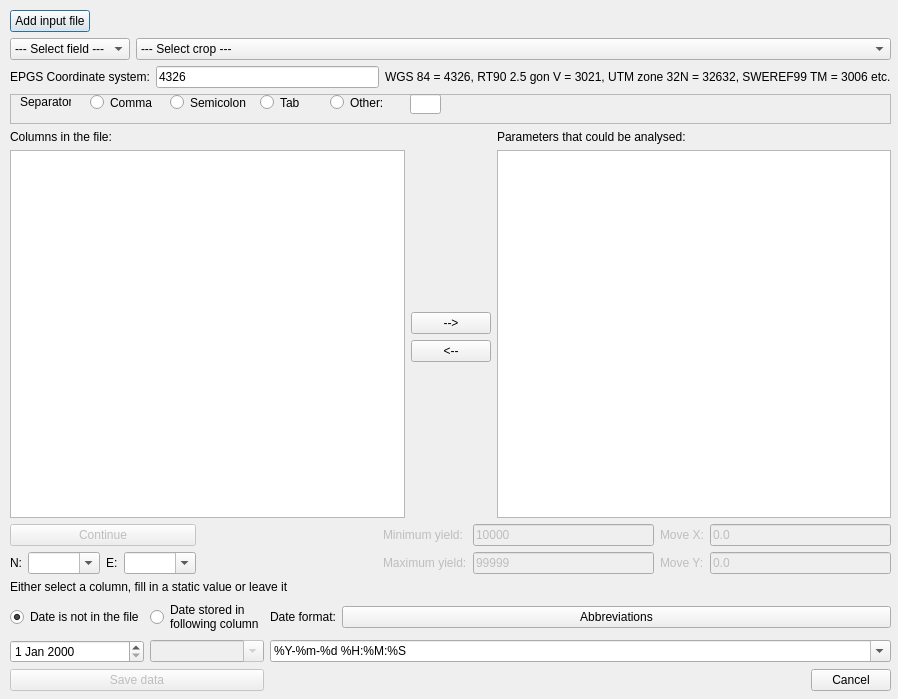
First picture: the form in widgets/import_text_dialog_base.ui, repository axelande/geodatafarm3, before the edit.
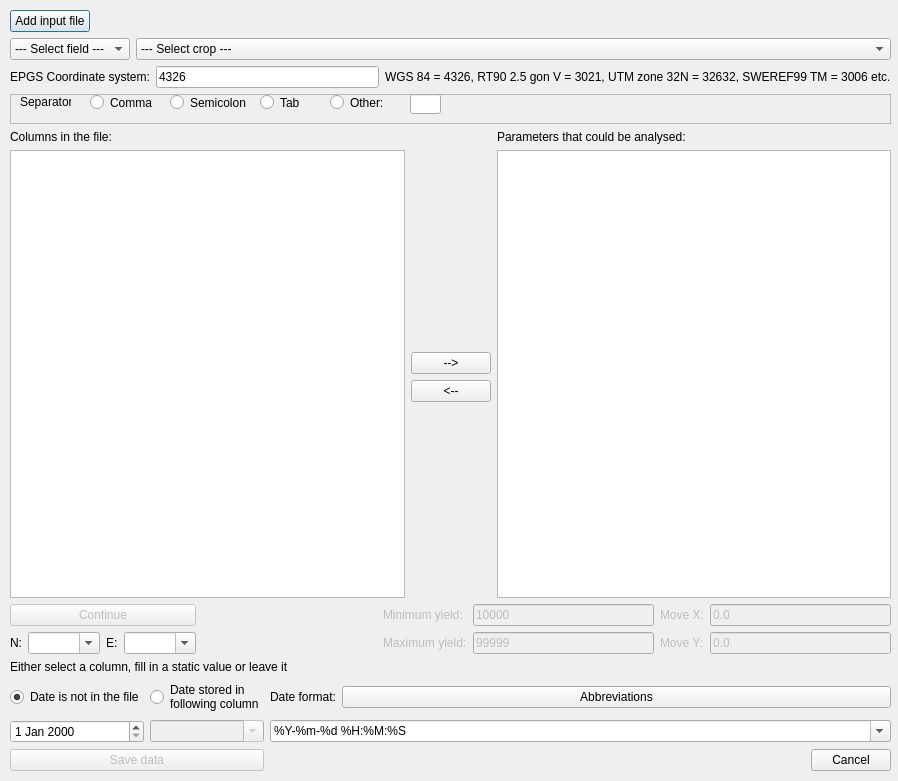
Second picture: the form after the edit.

```diff
--- a/widgets/import_text_dialog_base.ui
+++ b/widgets/import_text_dialog_base.ui
@@ -7,7 +7,7 @@
     <x>0</x>
     <y>0</y>
     <width>898</width>
-    <height>699</height>
+    <height>781</height>
    </rect>
   </property>
   <property name="windowTitle">
@@ -19,7 +19,7 @@
      <x>10</x>
      <y>10</y>
      <width>881</width>
-     <height>681</height>
+     <height>761</height>
     </rect>
    </property>
    <layout class="QVBoxLayout" name="verticalLayout">
@@ -283,7 +283,7 @@
         <property name="minimumSize">
          <size>
           <width>0</width>
-          <height>300</height>
+          <height>250</height>
          </size>
         </property>
         <property name="locale">
@@ -296,7 +296,7 @@
         <property name="minimumSize">
          <size>
           <width>0</width>
-          <height>300</height>
+          <height>250</height>
          </size>
         </property>
         <property name="locale">
```
Left out of the diff: 2 changed lines with no effect on the pictures.
